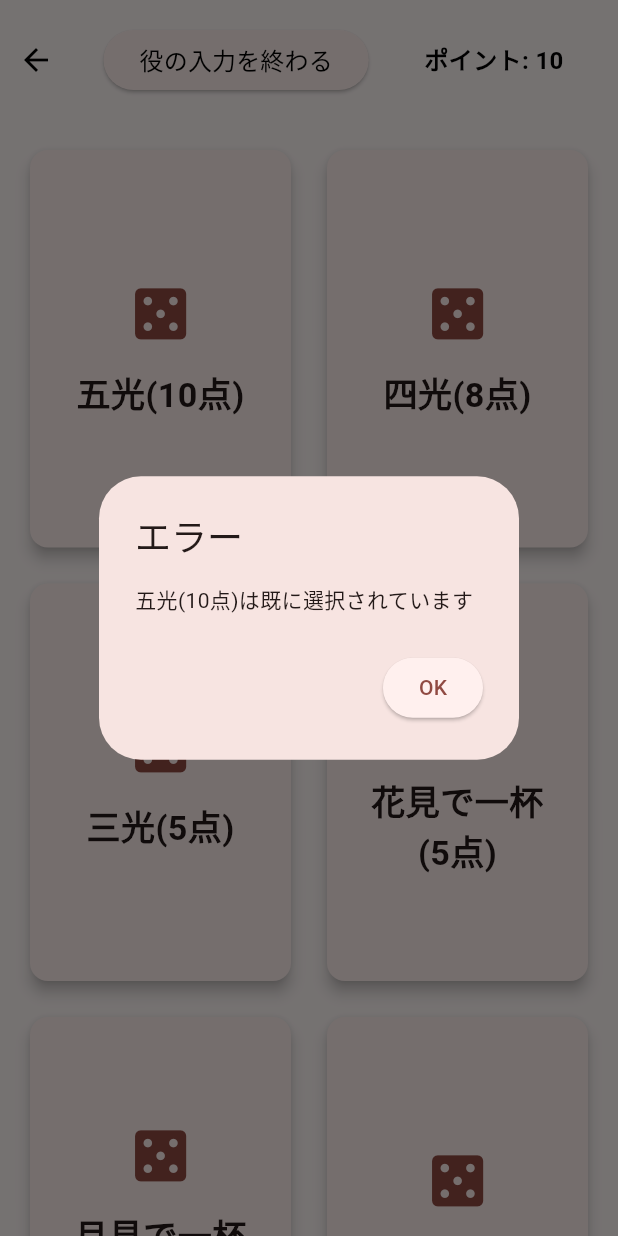
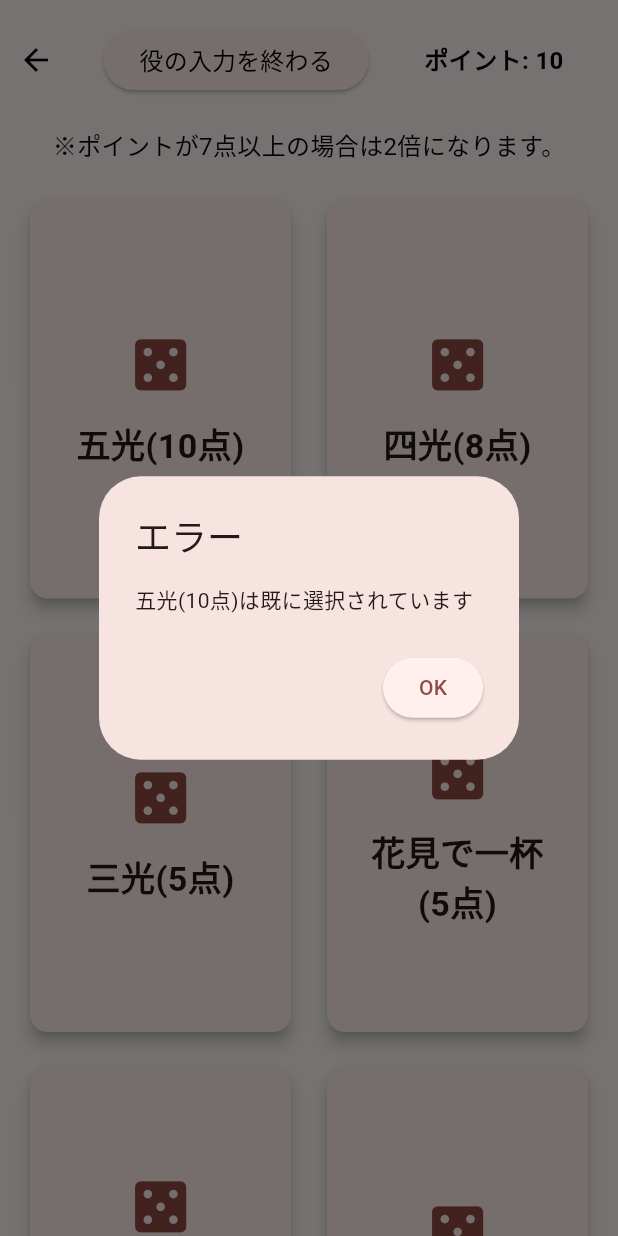
Before and after one commit to rikut0904/HanaScore, a Flutter app: the RuleSelectPage screen opened directly with empty values, after a tap on "五光(10点)", after a tap on "四光(8点)", on a phone screen of 412 x 824 dp. Run offline on Flutter 3.47's test engine with Material 3 defaults, Android fonts, the phone set to English and light mode, and no system bars; our stand-ins replace firebase_core, flutter_riverpod, qr_flutter; accounts and stored records are empty.

Commit message:
AlertDialogの修正

```diff
--- a/lib/UI/koikoi/errorUI.dart
+++ b/lib/UI/koikoi/errorUI.dart
@@ -1,12 +1,17 @@
 // ignore_for_file: file_names
 import 'package:flutter/material.dart';
+import 'package:flutter_riverpod/flutter_riverpod.dart';
+import 'package:hana_score/state/koikoiState.dart';
 
 class ErrorUI {
-  static void errorDialog(BuildContext context, String rule) {
+  static void errorDialog(BuildContext context, String rule, WidgetRef ref) {
+    final isPlayer = ref.read(winnerProvider);
     showDialog(
       context: context,
       builder: (BuildContext context) {
-        return AlertDialog(
+        return Transform.rotate(
+          angle: isPlayer ? 0 : 3.14159,
+          child: AlertDialog(
             title: const Text('エラー'),
             content: Text('$ruleは既に選択されています'),
             actions: [
@@ -17,6 +22,7 @@ class ErrorUI {
                 child: const Text('OK'),
               ),
             ],
+          ),
         );
       },
     );
--- a/lib/UI/koikoi/ruleSelectPage.dart
+++ b/lib/UI/koikoi/ruleSelectPage.dart
@@ -117,6 +117,10 @@ class _RuleSelectPageState extends ConsumerState<RuleSelectPage> {
                   ),
                 ],
               ),
+              const SizedBox(height: 5),
+              const Text('※ポイントが7点以上の場合は2倍になります。',
+                  style: TextStyle(fontSize: 16, color: Colors.black)),
+              const SizedBox(height: 5),
               Expanded(
                 child: LayoutBuilder(
                   builder: (context, constraints) {
--- a/lib/UI/selectPage.dart
+++ b/lib/UI/selectPage.dart
@@ -58,7 +58,7 @@ class _SelectPageState extends ConsumerState<SelectPage> {
                                 Navigator.push(
                                   context,
                                   MaterialPageRoute(
-                                    builder: (context) => const KoiKoiPage(),
+                                    builder: (context) => KoiKoiPage(),
                                   ),
                                 );
                               },
--- a/lib/logic/koikoi.dart
+++ b/lib/logic/koikoi.dart
@@ -10,7 +10,7 @@ class KoiKoi {
 
     // 役の重複チェック
     if (ruleList.containsKey(rule)) {
-      ErrorUI.errorDialog(context, rule);
+      ErrorUI.errorDialog(context, rule, ref);
       return;
     }
 
@@ -31,7 +31,7 @@ class KoiKoi {
       ref.read(ruleProvider.notifier).state = ruleList;
     } else if (rule == '四光(8点)') {
       if (ruleList.containsKey('五光(10点)')) {
-        ErrorUI.errorDialog(context, '五光(10点)');
+        ErrorUI.errorDialog(context, '五光(10点)', ref);
         return;
       }
       if (ruleList.containsKey('三光(5点)')) {
@@ -42,10 +42,10 @@ class KoiKoi {
       RuleUI.fourLight(ref, context);
     } else if (rule == '三光(5点)') {
       if (ruleList.containsKey('五光(10点)')) {
-        ErrorUI.errorDialog(context, '五光(10点)');
+        ErrorUI.errorDialog(context, '五光(10点)', ref);
         return;
       } else if (ruleList.containsKey('四光(8点)')) {
-        ErrorUI.errorDialog(context, '四光(8点)');
+        ErrorUI.errorDialog(context, '四光(8点)', ref);
         return;
       }
       RuleUI.threeLight(ref, context);
@@ -63,7 +63,7 @@ class KoiKoi {
       RuleUI.atherFiveEx(ref, context, rule);
     } else if (rule == '赤短(5点)' || rule == '青短(5点)') {
       if (ruleList.containsKey('赤短・青短\n(10点)')) {
-        ErrorUI.errorDialog(context, '赤短・青短\n(10点)');
+        ErrorUI.errorDialog(context, '赤短・青短\n(10点)', ref);
         return;
       }
       if (ruleList.containsKey('タン(1点)')) {
@@ -90,19 +90,19 @@ class KoiKoi {
       RuleUI.atherTenEx(ref, context, rule);
     } else if (rule == 'タネ(1点)') {
       if (ruleList.containsKey('猪鹿蝶(5点)')) {
-        ErrorUI.errorDialog(context, '猪鹿蝶(5点)');
+        ErrorUI.errorDialog(context, '猪鹿蝶(5点)', ref);
         return;
       }
       RuleUI.atherOneEx(ref, context, rule);
     } else if (rule == 'タン(1点)') {
       if (ruleList.containsKey('赤短(5点)')) {
-        ErrorUI.errorDialog(context, '赤短(5点)');
+        ErrorUI.errorDialog(context, '赤短(5点)', ref);
         return;
       } else if (ruleList.containsKey('青短(5点)')) {
-        ErrorUI.errorDialog(context, '青短(5点)');
+        ErrorUI.errorDialog(context, '青短(5点)', ref);
         return;
       } else if (ruleList.containsKey('赤短・青短\n(10点)')) {
-        ErrorUI.errorDialog(context, '赤短・青短\n(10点)');
+        ErrorUI.errorDialog(context, '赤短・青短\n(10点)', ref);
         return;
       }
       RuleUI.atherOneEx(ref, context, rule);
```
Also changed, not shown: lib/UI/koikoi/koikoiResult.dart (added, +46 -0 lines), lib/UI/koikoi/ruleUI.dart (+33 -7 lines), lib/UI/koikoiPage.dart (+36 -25 lines), lib/state/koikoiState.dart (+3 -33 lines), HanaScore.png (added), assets/HanaScoreLogo.jpg (added), assets/HanaScoreLogo.png (added), 4 other files. Lines whose indentation alone changed are shown as unchanged.
